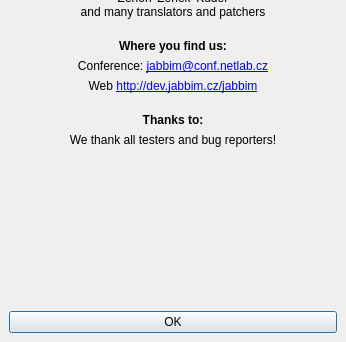
The window that widgets/about.ui (xmpp-graveyard/jabbim) describes before a commit, drawn with Qt 5; both pictures show x 0 to 346 and y 332 to 674 of the 346 by 674 pixel window.
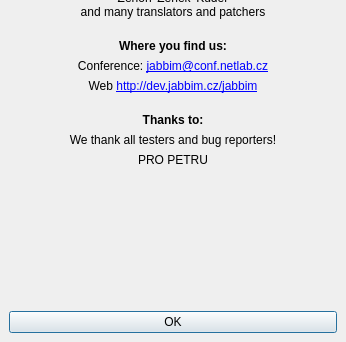
The same window after the commit. Icons and pictures are not drawn.

Commit message:
build dedicated to Petra
as promised to her in the MUC

Diff of the .ui file:
```diff
--- a/widgets/about.ui
+++ b/widgets/about.ui
@@ -54,7 +54,7 @@
            </property>
           </widget>
          </item>
-         <item row="14" column="0" >
+         <item row="15" column="0" >
           <spacer>
            <property name="orientation" >
             <enum>Qt::Vertical</enum>
@@ -232,6 +232,16 @@
            </property>
           </widget>
          </item>
+         <item row="14" column="0" >
+          <widget class="QLabel" name="label_7" >
+           <property name="text" >
+            <string>PRO PETRU</string>
+           </property>
+           <property name="alignment" >
+            <set>Qt::AlignCenter</set>
+           </property>
+          </widget>
+         </item>
         </layout>
        </widget>
       </item>
```
The commit also changes 1 other file.
